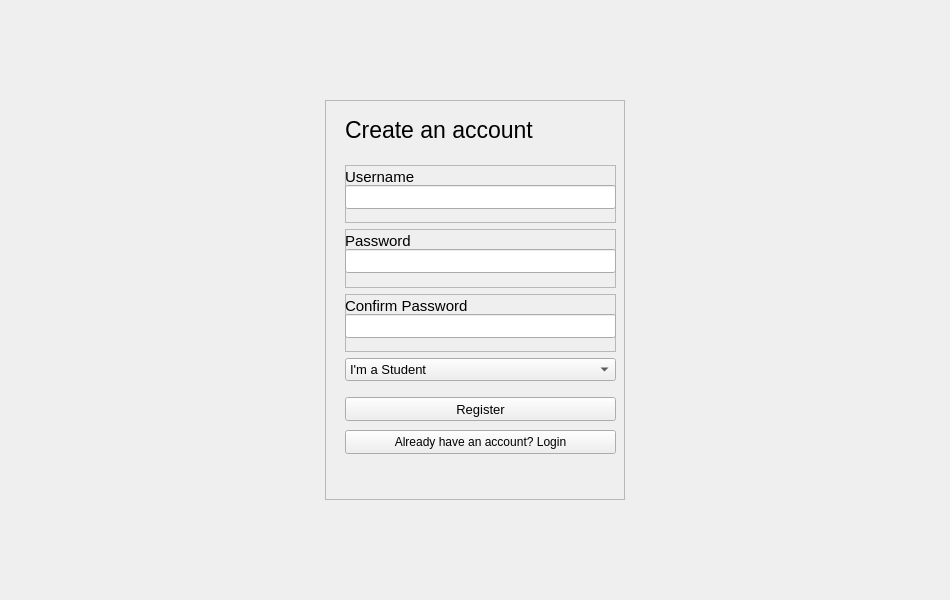
Old version of the form app/views/ui/register_window.ui in the repository paulpleela/code-learning-platform.
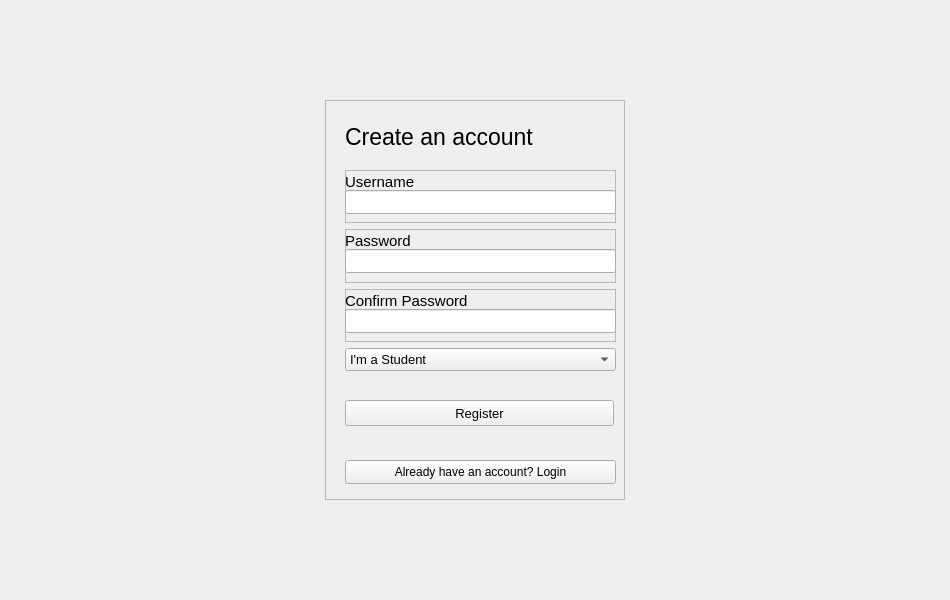
New version of the form.

Commit message: Added UI login/regis error message

```diff
--- a/app/views/ui/register_window.ui
+++ b/app/views/ui/register_window.ui
@@ -17,7 +17,7 @@
    <set>Qt::ImhNone</set>
   </property>
   <layout class="QGridLayout" name="gridLayout_2">
-   <item row="1" column="0">
+   <item row="0" column="0">
     <widget class="QFrame" name="frame">
      <property name="maximumSize">
       <size>
@@ -35,9 +35,9 @@
       <property name="geometry">
        <rect>
         <x>20</x>
-        <y>0</y>
+        <y>10</y>
         <width>271</width>
-        <height>321</height>
+        <height>261</height>
        </rect>
       </property>
       <property name="minimumSize">
@@ -299,50 +299,13 @@
          </item>
         </widget>
        </item>
-       <item>
-        <spacer name="verticalSpacer">
-         <property name="orientation">
-          <enum>Qt::Vertical</enum>
-         </property>
-         <property name="sizeType">
-          <enum>QSizePolicy::Fixed</enum>
-         </property>
-         <property name="sizeHint" stdset="0">
-          <size>
-           <width>20</width>
-           <height>10</height>
-          </size>
-         </property>
-        </spacer>
-       </item>
-       <item>
-        <widget class="QPushButton" name="register_button">
-         <property name="minimumSize">
-          <size>
-           <width>269</width>
-           <height>24</height>
-          </size>
-         </property>
-         <property name="font">
-          <font>
-           <pointsize>10</pointsize>
-          </font>
-         </property>
-         <property name="cursor">
-          <cursorShape>PointingHandCursor</cursorShape>
-         </property>
-         <property name="text">
-          <string>Register</string>
-         </property>
-        </widget>
-       </item>
       </layout>
      </widget>
      <widget class="QPushButton" name="goto_login_button">
       <property name="geometry">
        <rect>
         <x>20</x>
-        <y>330</y>
+        <y>360</y>
         <width>271</width>
         <height>24</height>
        </rect>
@@ -354,6 +317,49 @@
        <string>Already have an account? Login</string>
       </property>
      </widget>
+     <widget class="QPushButton" name="register_button">
+      <property name="geometry">
+       <rect>
+        <x>20</x>
+        <y>300</y>
+        <width>269</width>
+        <height>26</height>
+       </rect>
+      </property>
+      <property name="minimumSize">
+       <size>
+        <width>269</width>
+        <height>24</height>
+       </size>
+      </property>
+      <property name="font">
+       <font>
+        <pointsize>10</pointsize>
+       </font>
+      </property>
+      <property name="cursor">
+       <cursorShape>PointingHandCursor</cursorShape>
+      </property>
+      <property name="text">
+       <string>Register</string>
+      </property>
+     </widget>
+     <widget class="QLabel" name="error_message">
+      <property name="geometry">
+       <rect>
+        <x>28</x>
+        <y>280</y>
+        <width>261</width>
+        <height>20</height>
+       </rect>
+      </property>
+      <property name="styleSheet">
+       <string notr="true">#error_message{color: rgb(255, 0, 0)}</string>
+      </property>
+      <property name="text">
+       <string/>
+      </property>
+     </widget>
     </widget>
    </item>
   </layout>
```
The commit also changes 1 other file.
